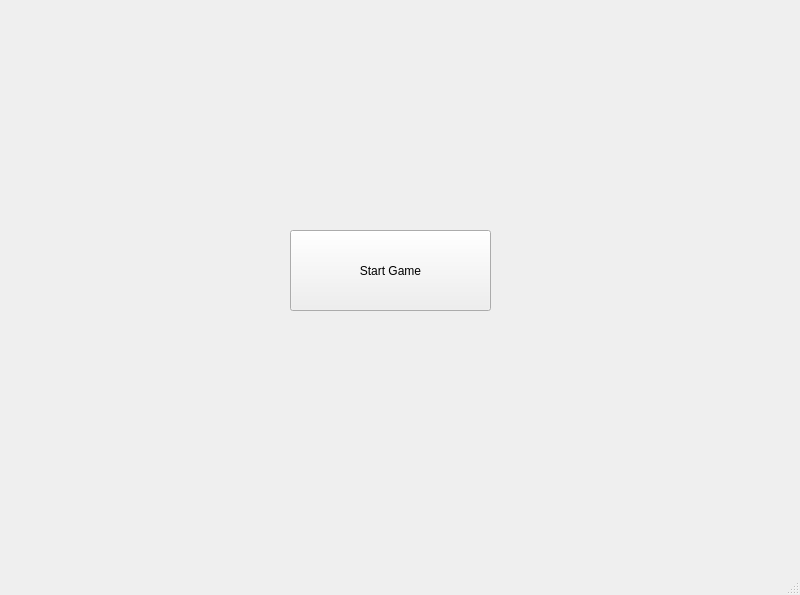
Qt form Client1/LobbyPage.ui (Paul-Podoleanu/ProjectModernCpp) before a commit.
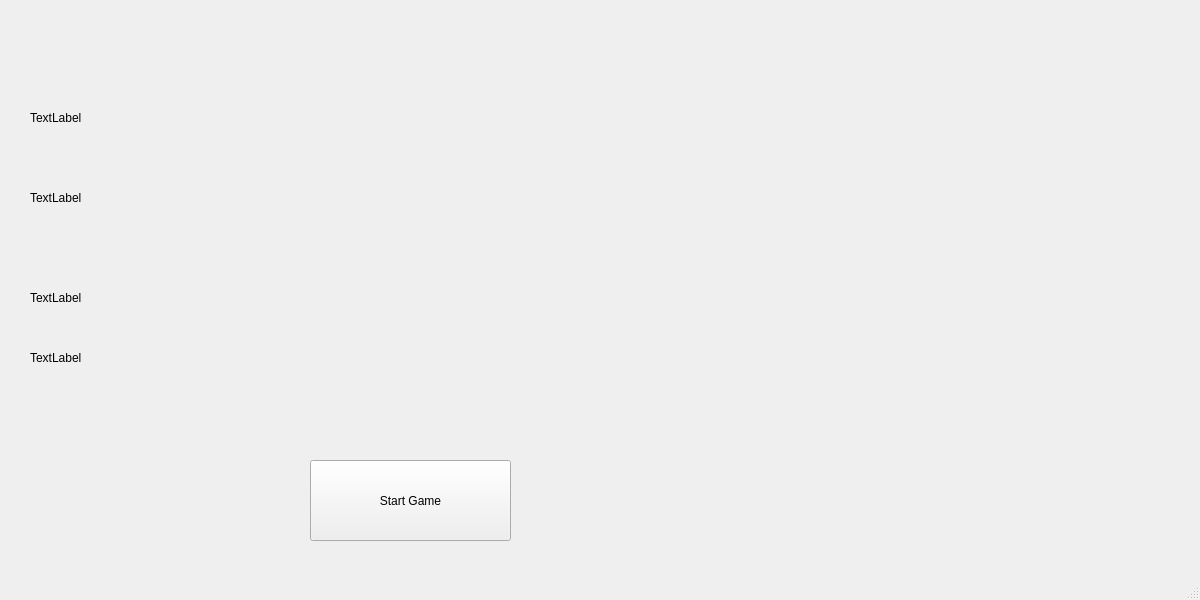
The same form after that commit.

Commit message: Adaugarea in lobby a butoanelor pentru creare/conectare la un lobby

The edit to the form file:
```diff
--- a/Client1/LobbyPage.ui
+++ b/Client1/LobbyPage.ui
@@ -6,8 +6,8 @@
    <rect>
     <x>0</x>
     <y>0</y>
-    <width>800</width>
-    <height>595</height>
+    <width>1200</width>
+    <height>600</height>
    </rect>
   </property>
   <property name="windowTitle">
@@ -17,8 +17,8 @@
    <widget class="QPushButton" name="StartGame">
     <property name="geometry">
      <rect>
-      <x>290</x>
-      <y>230</y>
+      <x>310</x>
+      <y>460</y>
       <width>201</width>
       <height>81</height>
      </rect>
@@ -30,6 +30,58 @@
      <string>Start Game</string>
     </property>
    </widget>
+   <widget class="QLabel" name="Player1">
+    <property name="geometry">
+     <rect>
+      <x>30</x>
+      <y>110</y>
+      <width>251</width>
+      <height>16</height>
+     </rect>
+    </property>
+    <property name="text">
+     <string>TextLabel</string>
+    </property>
+   </widget>
+   <widget class="QLabel" name="Player2">
+    <property name="geometry">
+     <rect>
+      <x>30</x>
+      <y>190</y>
+      <width>251</width>
+      <height>16</height>
+     </rect>
+    </property>
+    <property name="text">
+     <string>TextLabel</string>
+    </property>
+   </widget>
+   <widget class="QLabel" name="Player3">
+    <property name="geometry">
+     <rect>
+      <x>30</x>
+      <y>290</y>
+      <width>251</width>
+      <height>16</height>
+     </rect>
+    </property>
+    <property name="text">
+     <string>TextLabel</string>
+    </property>
+   </widget>
+   <widget class="QLabel" name="Player4">
+    <property name="geometry">
+     <rect>
+      <x>30</x>
+      <y>350</y>
+      <width>251</width>
+      <height>16</height>
+     </rect>
+    </property>
+    <property name="text">
+     <string>TextLabel</string>
+    </property>
+   </widget>
   </widget>
   <widget class="QMenuBar" name="menubar">
    <property name="geometry">
```
Left out of the diff: 4 changed lines with no effect on the pictures. The commit also changes 9 other files.
